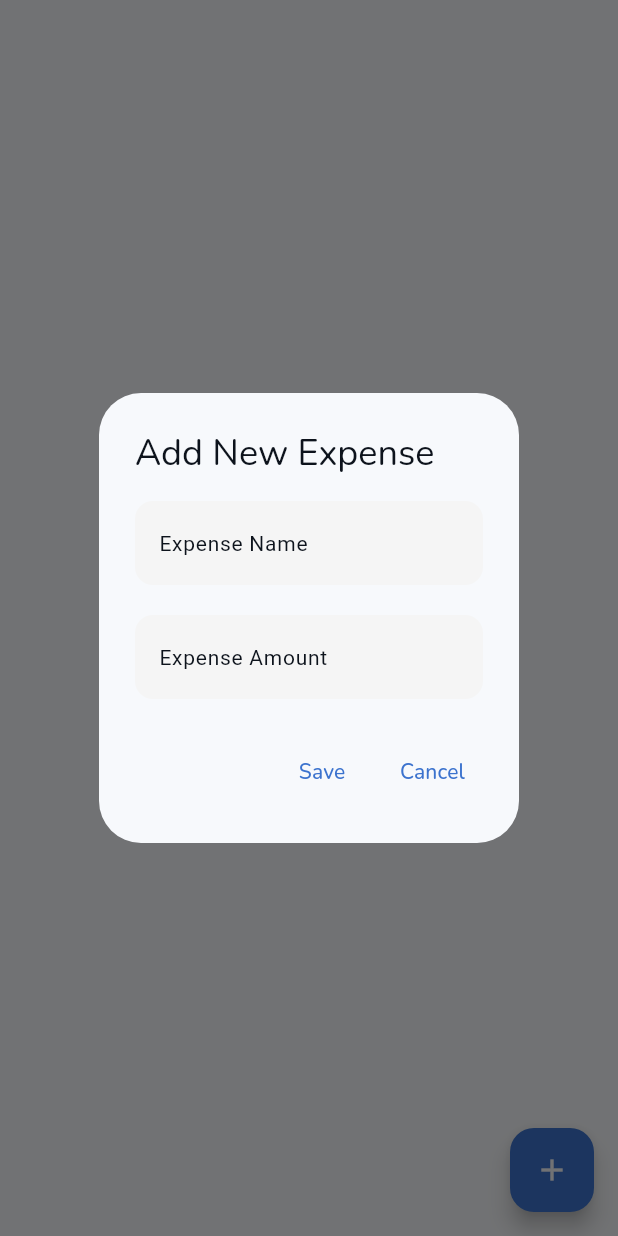
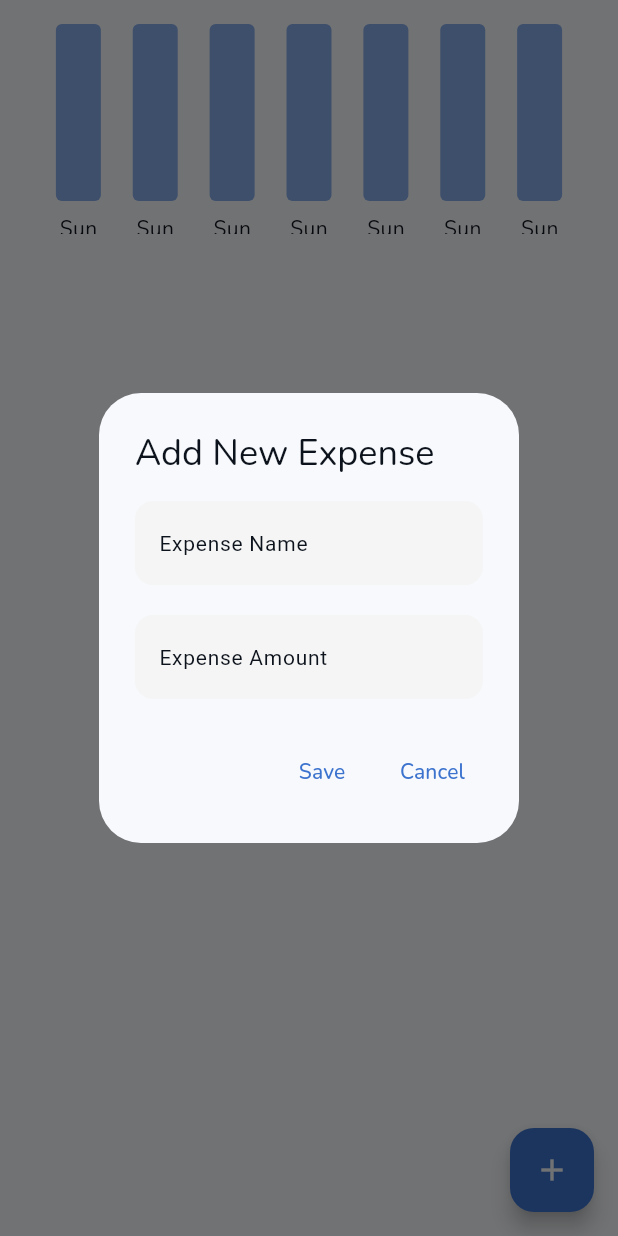
Before and after one commit to ThetMaung2002/simple_budget, a Flutter app: the screen it shows after launch, after a tap on the "add" icon, on a phone screen of 412 x 824 dp. Run offline on Flutter 3.47's test engine with Material 3 defaults, Android fonts, the phone set to English and light mode, and no system bars; drawn by our look-alikes of fl_chart; our stand-ins replace google_fonts.

Commit message:
[feature]: Bar Graph UI is implemented.

```diff
--- /dev/null
+++ b/lib/Widgets/bar_graph/bar_data.dart
@@ -0,0 +1,42 @@
+import 'package:simple_budget/Widgets/bar_graph/individual_bar.dart';
+
+class BarData {
+  final double sunAmount;
+  final double monAmount;
+  final double tueAmount;
+  final double wedAmount;
+  final double thuAmount;
+  final double friAmount;
+  final double satAmount;
+
+  List<IndividualBar> barData = [];
+
+  BarData({
+    required this.sunAmount,
+    required this.monAmount,
+    required this.tueAmount,
+    required this.wedAmount,
+    required this.thuAmount,
+    required this.friAmount,
+    required this.satAmount,
+  });
+
+  void initializeBarData() {
+    barData = [
+      //* Sunday
+      IndividualBar(x: 0, y: sunAmount),
+      //* Monday
+      IndividualBar(x: 0, y: monAmount),
+      //* Tuesday
+      IndividualBar(x: 0, y: tueAmount),
+      //* Wednesday
+      IndividualBar(x: 0, y: wedAmount),
+      //* Thursday
+      IndividualBar(x: 0, y: thuAmount),
+      //* Friday
+      IndividualBar(x: 0, y: friAmount),
+      //* Saturday
+      IndividualBar(x: 0, y: satAmount),
+    ];
+  }
+}
--- /dev/null
+++ b/lib/Widgets/bar_graph/individual_bar.dart
@@ -0,0 +1,6 @@
+class IndividualBar {
+  final int x;
+  final double y;
+
+  IndividualBar({required this.x, required this.y});
+}
--- /dev/null
+++ b/lib/Widgets/shared/expense_summary.dart
@@ -0,0 +1,65 @@
+import 'package:flutter/material.dart';
+import 'package:provider/provider.dart';
+import 'package:simple_budget/Widgets/ui/bar_graph_ui.dart';
+import 'package:simple_budget/data/date_time/date_time_helper.dart';
+import 'package:simple_budget/data/expense_data/expense_data.dart';
+
+class ExpenseSummary extends StatelessWidget {
+  const ExpenseSummary({super.key, required this.startOfWeek});
+
+  final DateTime startOfWeek;
+
+  @override
+  Widget build(BuildContext context) {
+    String sunday = convertDateTimetoString(
+      startOfWeek.add(
+        const Duration(days: 0),
+      ),
+    );
+    String monday = convertDateTimetoString(
+      startOfWeek.add(
+        const Duration(days: 1),
+      ),
+    );
+    String tuesday = convertDateTimetoString(
+      startOfWeek.add(
+        const Duration(days: 2),
+      ),
+    );
+    String wednesday = convertDateTimetoString(
+      startOfWeek.add(
+        const Duration(days: 3),
+      ),
+    );
+    String thursday = convertDateTimetoString(
+      startOfWeek.add(
+        const Duration(days: 4),
+      ),
+    );
+    String friday = convertDateTimetoString(
+      startOfWeek.add(
+        const Duration(days: 5),
+      ),
+    );
+    String saturday = convertDateTimetoString(
+      startOfWeek.add(
+        const Duration(days: 6),
+      ),
+    );
+
+    return Consumer<ExpenseData>(
+      builder: (context, value, child) => SizedBox(
+        height: 140,
+        child: BarGraphUI(
+            maxY: 10000,
+            sunAmount: value.calculatorDailyExpenseSummary()[sunday] ?? 0,
+            monAmount: value.calculatorDailyExpenseSummary()[monday] ?? 0,
+            tueAmount: value.calculatorDailyExpenseSummary()[tuesday] ?? 0,
+            wedAmount: value.calculatorDailyExpenseSummary()[wednesday] ?? 0,
+            thuAmount: value.calculatorDailyExpenseSummary()[thursday] ?? 0,
+            friAmount: value.calculatorDailyExpenseSummary()[friday] ?? 0,
+            satAmount: value.calculatorDailyExpenseSummary()[saturday] ?? 0),
+      ),
+    );
+  }
+}
--- /dev/null
+++ b/lib/Widgets/ui/bar_graph_ui.dart
@@ -0,0 +1,122 @@
+import 'package:fl_chart/fl_chart.dart';
+import 'package:flutter/foundation.dart';
+import 'package:flutter/material.dart';
+import 'package:simple_budget/Widgets/bar_graph/bar_data.dart';
+import 'package:simple_budget/Widgets/ui/text_ui.dart';
+import 'package:simple_budget/constants/theme_constants/light_theme_constants.dart';
+
+class BarGraphUI extends StatelessWidget {
+  const BarGraphUI(
+      {super.key,
+      required this.maxY,
+      required this.sunAmount,
+      required this.monAmount,
+      required this.tueAmount,
+      required this.wedAmount,
+      required this.thuAmount,
+      required this.friAmount,
+      required this.satAmount});
+
+  final double maxY;
+  final double sunAmount;
+  final double monAmount;
+  final double tueAmount;
+  final double wedAmount;
+  final double thuAmount;
+  final double friAmount;
+  final double satAmount;
+
+  @override
+  Widget build(BuildContext context) {
+    BarData barData = BarData(
+      sunAmount: sunAmount,
+      monAmount: monAmount,
+      tueAmount: tueAmount,
+      wedAmount: wedAmount,
+      thuAmount: thuAmount,
+      friAmount: friAmount,
+      satAmount: satAmount,
+    );
+    barData.initializeBarData();
+    return BarChart(
+      BarChartData(
+        maxY: maxY,
+        minY: 0,
+        titlesData: FlTitlesData(
+          show: true,
+          topTitles: const AxisTitles(
+            sideTitles: SideTitles(showTitles: false),
+          ),
+          leftTitles: const AxisTitles(
+            sideTitles: SideTitles(showTitles: false),
+          ),
+          rightTitles: const AxisTitles(
+            sideTitles: SideTitles(showTitles: false),
+          ),
+          bottomTitles: AxisTitles(
+            sideTitles: SideTitles(
+              showTitles: true,
+              getTitlesWidget: (value, meta) => getBottomTiles(value, meta),
+            ),
+          ),
+        ),
+        gridData: const FlGridData(show: false),
+        borderData: FlBorderData(show: false),
+        barGroups: barData.barData
+            .map(
+              (data) => BarChartGroupData(
+                x: data.x,
+                barRods: [
+                  BarChartRodData(
+                    toY: data.y,
+                    width: 30,
+                    borderRadius: BorderRadius.circular(4),
+                    color: primaryColor,
+                    backDrawRodData: BackgroundBarChartRodData(
+                      show: true,
+                      toY: maxY,
+                      color: secondaryColor,
+                    ),
+                  ),
+                ],
+              ),
+            )
+            .toList(),
+      ),
+    );
+  }
+}
+
+Widget getBottomTiles(double value, TitleMeta meta) {
+  if (kDebugMode) {
+    print("Value ===> $value");
+  }
+  Widget text;
+  switch (value.toInt()) {
+    case 0:
+      text = const TextUI(label: "Sun");
+      break;
+    case 1:
+      text = const TextUI(label: "Mon");
+      break;
+    case 2:
+      text = const TextUI(label: "Tue");
+      break;
+    case 3:
+      text = const TextUI(label: "Wed");
+      break;
+    case 4:
+      text = const TextUI(label: "Thu");
+      break;
+    case 5:
+      text = const TextUI(label: "Fri");
+      break;
+    case 6:
+      text = const TextUI(label: "Sat");
+      break;
+    default:
+      text = const TextUI(label: "");
+  }
+
+  return SideTitleWidget(axisSide: meta.axisSide, child: text);
+}
--- a/lib/Widgets/ui/list_tile_ui.dart
+++ b/lib/Widgets/ui/list_tile_ui.dart
@@ -33,7 +33,7 @@ class ListTileUI extends StatelessWidget {
         ),
         padding: const EdgeInsets.all(8.0),
         child: TextUI(
-          label: "$trailing kyat",
+          label: "\$$trailing",
           size: 16,
           color: primaryFgColor,
         ),
--- a/lib/page/home_page.dart
+++ b/lib/page/home_page.dart
@@ -2,6 +2,7 @@ import 'package:flutter/cupertino.dart';
 import 'package:flutter/material.dart';
 import 'package:flutter/widgets.dart';
 import 'package:provider/provider.dart';
+import 'package:simple_budget/Widgets/shared/expense_summary.dart';
 import 'package:simple_budget/Widgets/ui/list_tile_ui.dart';
 import 'package:simple_budget/Widgets/ui/text_input_ui.dart';
 import 'package:simple_budget/Widgets/ui/text_ui.dart';
@@ -40,6 +41,11 @@ class _HomePageState extends State<HomePage> {
   }
 
   void cancel() {
+    // Clear the textfields
+    addExpenseName.clear();
+    addExpenseAmount.clear();
+
+    // POP!
     Navigator.pop(context);
   }
 
@@ -49,9 +55,10 @@ class _HomePageState extends State<HomePage> {
       builder: (context, value, child) => Scaffold(
         body: Padding(
             padding: const EdgeInsets.all(16.0),
-            child: SingleChildScrollView(
-              child: Column(
+            child: ListView(
               children: [
+                ExpenseSummary(startOfWeek: value.startOfWeekDate()),
+                const SizedBox(height: 20),
                 ListView.separated(
                   shrinkWrap: true,
                   physics: const NeverScrollableScrollPhysics(),
@@ -64,7 +71,6 @@ class _HomePageState extends State<HomePage> {
                       trailing: value.getAllExpenseList()[index].amount),
                 ),
               ],
-              ),
             )),
         floatingActionButton: FloatingActionButton(
           onPressed: () => showDialog(
--- a/pubspec.yaml
+++ b/pubspec.yaml
@@ -37,6 +37,7 @@ dependencies:
   cupertino_icons: ^1.0.6
   google_fonts: ^6.2.1
   provider: ^6.1.2
+  fl_chart: ^0.68.0
 
 dev_dependencies:
   flutter_test:
```
Also changed, not shown: pubspec.lock. Lines whose indentation alone changed are shown as unchanged.
